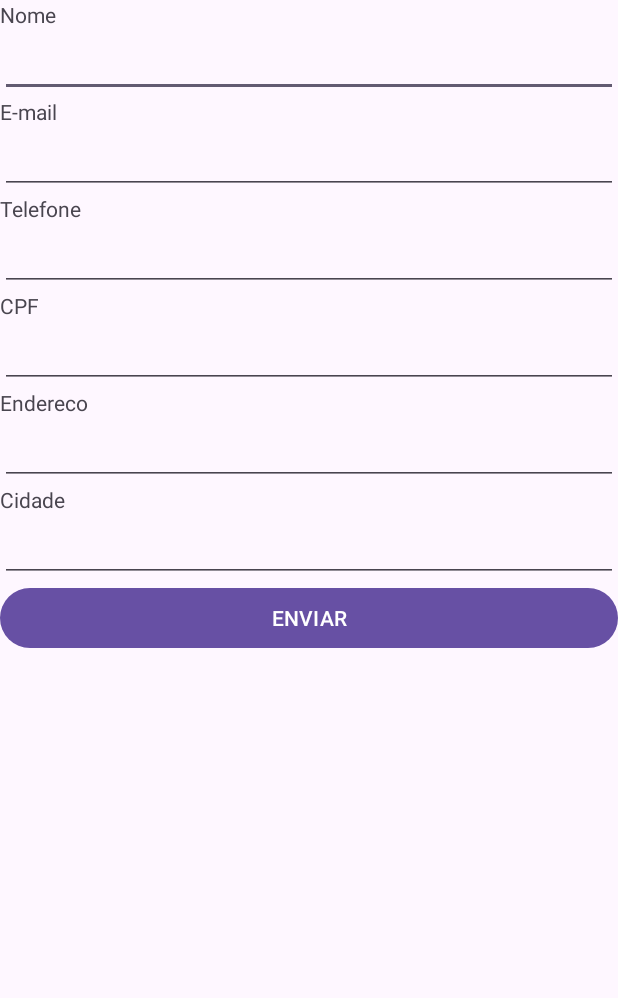
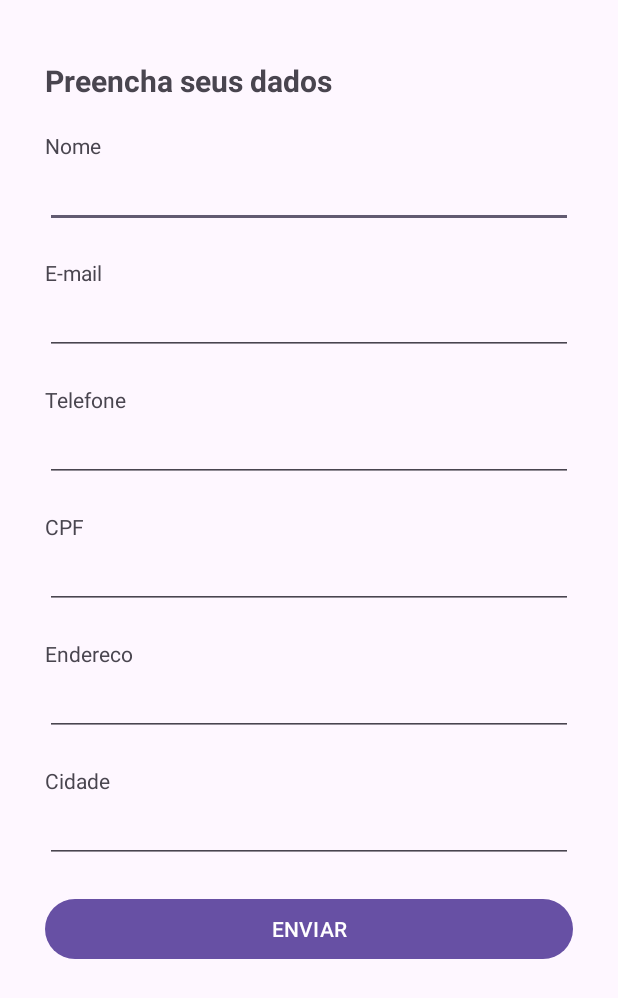
Before and after one commit to AmandaCP03/DMOS5, an Android app: the screen it shows after launch (MainActivity), on a phone screen of 412 x 824 dp. Shown: the top 998 px of the screen. Run offline under Robolectric (Android 15) with nearby library versions, the phone set to English and light mode, and no system bars.

Commit message:
Exercício 4

```diff
--- a/Exercicio4/app/src/main/java/br/edu/ifsp/arq/ads/dmos5/exercicio4/Cliente.kt
+++ b/Exercicio4/app/src/main/java/br/edu/ifsp/arq/ads/dmos5/exercicio4/Cliente.kt
@@ -2,8 +2,9 @@ package br.edu.ifsp.arq.ads.dmos5.exercicio4
 
 import android.provider.ContactsContract.CommonDataKinds.Email
 import android.provider.ContactsContract.CommonDataKinds.Phone
+import java.io.Serializable
 
-class Cliente(private var nome: String, private var email: String, private var telefone: String, private var cpf: String, private var endereco: String, private var cidade: String) {
+class Cliente(private var nome: String, private var email: String, private var telefone: String, private var cpf: String, private var endereco: String, private var cidade: String): Serializable {
 
     fun getNome(): String{
         return nome
--- a/Exercicio4/app/src/main/java/br/edu/ifsp/arq/ads/dmos5/exercicio4/MainActivity.kt
+++ b/Exercicio4/app/src/main/java/br/edu/ifsp/arq/ads/dmos5/exercicio4/MainActivity.kt
@@ -84,9 +84,10 @@ class MainActivity : AppCompatActivity() {
         val endereco: String = edtEndereco.text.toString()
         val cidade: String = edtCidade.text.toString()
 
+
         // enviar um objeto da classe Cliente
         val cliente = Cliente(nome, email, telefone, cpf, endereco, cidade)
-        intent.putExtra("cliente", cliente)
+        intent.putExtra("cliente",cliente)
         startActivity(intent)
     }
 }
--- a/Exercicio4/app/src/main/res/layout/activity_main.xml
+++ b/Exercicio4/app/src/main/res/layout/activity_main.xml
@@ -5,8 +5,18 @@
     android:layout_width="match_parent"
     android:layout_height="match_parent"
     android:orientation="vertical"
+    android:paddingVertical="40dp"
+    android:paddingHorizontal="30dp"
     tools:context=".MainActivity">
 
+    <TextView
+        android:layout_width="wrap_content"
+        android:layout_height="wrap_content"
+        android:text="@string/txt_titulo"
+        android:id="@+id/txt_titulo"
+        android:textSize="20dp"
+        android:textStyle="bold"
+        android:layout_marginBottom="20dp"/>
     <TextView
         android:layout_width="wrap_content"
         android:layout_height="wrap_content"
@@ -19,6 +29,7 @@
         android:layout_height="wrap_content"
         android:id="@+id/edt_nome"
         android:inputType="textPersonName|textCapWords"
+        android:layout_marginBottom="20dp"
         />
 
     <TextView
@@ -33,6 +44,7 @@
         android:layout_height="wrap_content"
         android:id="@+id/edt_email"
         android:inputType="textEmailAddress"
+        android:layout_marginBottom="20dp"
         />
 
     <TextView
@@ -47,6 +59,7 @@
         android:layout_height="wrap_content"
         android:id="@+id/edt_telefone"
         android:inputType="phone"
+        android:layout_marginBottom="20dp"
         />
 
     <TextView
@@ -61,6 +74,7 @@
         android:layout_height="wrap_content"
         android:id="@+id/edt_cpf"
         android:inputType="numberDecimal"
+        android:layout_marginBottom="20dp"
         />
 
     <TextView
@@ -75,6 +89,7 @@
         android:layout_height="wrap_content"
         android:id="@+id/edt_endereco"
         android:inputType="text|textCapWords"
+        android:layout_marginBottom="20dp"
         />
 
     <TextView
@@ -89,6 +104,7 @@
         android:layout_height="wrap_content"
         android:id="@+id/edt_cidade"
         android:inputType="text|textCapWords"
+        android:layout_marginBottom="20dp"
         />
 
     <Button
--- a/Exercicio4/app/src/main/res/values/strings.xml
+++ b/Exercicio4/app/src/main/res/values/strings.xml
@@ -7,4 +7,5 @@
     <string name="txt_cpf">CPF</string>
     <string name="txt_endereco">Endereco</string>
     <string name="txt_cidade">Cidade</string>
+    <string name="txt_titulo">Preencha seus dados</string>
 </resources>
```
Also changed, not shown: Exercicio4/app/src/main/java/br/edu/ifsp/arq/ads/dmos5/exercicio4/Screen2Activity.kt (+44 -7 lines).
